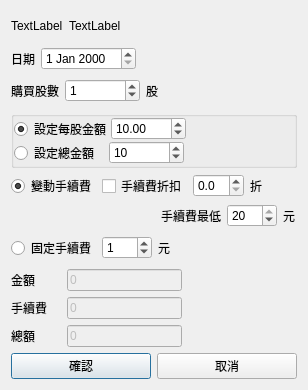
Old version of the form QtStockRegularTradingEditDialog.ui in the repository foxking0416/PythonStockPrice.
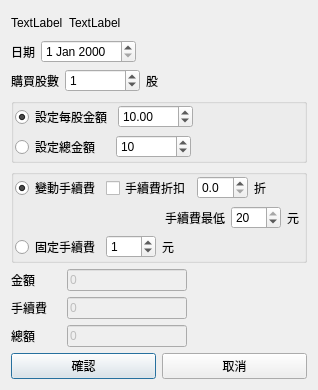
New version of the form.

Patch:
```diff
--- a/QtStockRegularTradingEditDialog.ui
+++ b/QtStockRegularTradingEditDialog.ui
@@ -6,7 +6,7 @@
    <rect>
     <x>0</x>
     <y>0</y>
-    <width>308</width>
+    <width>318</width>
     <height>390</height>
    </rect>
   </property>
@@ -18,7 +18,7 @@
   </property>
   <property name="minimumSize">
    <size>
-    <width>308</width>
+    <width>318</width>
     <height>390</height>
    </size>
   </property>
@@ -147,19 +147,19 @@
      </property>
      <layout class="QVBoxLayout" name="verticalLayout_2">
       <property name="spacing">
-       <number>0</number>
+       <number>6</number>
       </property>
       <property name="leftMargin">
-       <number>0</number>
+       <number>1</number>
       </property>
       <property name="topMargin">
-       <number>0</number>
+       <number>1</number>
       </property>
       <property name="rightMargin">
-       <number>0</number>
+       <number>1</number>
       </property>
       <property name="bottomMargin">
-       <number>0</number>
+       <number>1</number>
       </property>
       <item>
        <layout class="QHBoxLayout" name="horizontalLayout_3">
@@ -254,7 +254,23 @@
     </widget>
    </item>
    <item>
+    <widget class="QGroupBox" name="">
     <layout class="QVBoxLayout" name="verticalLayout_4">
+      <property name="spacing">
+       <number>6</number>
+      </property>
+      <property name="leftMargin">
+       <number>1</number>
+      </property>
+      <property name="topMargin">
+       <number>1</number>
+      </property>
+      <property name="rightMargin">
+       <number>1</number>
+      </property>
+      <property name="bottomMargin">
+       <number>1</number>
+      </property>
      <item>
       <layout class="QHBoxLayout" name="horizontalLayout_11">
        <item>
@@ -372,8 +388,6 @@
        </item>
       </layout>
      </item>
-    </layout>
-   </item>
    <item>
     <layout class="QHBoxLayout" name="horizontalLayout_9">
      <item>
@@ -420,6 +434,9 @@
       </spacer>
      </item>
     </layout>
+      </item>
+     </layout>
+    </widget>
    </item>
    <item>
     <layout class="QHBoxLayout" name="horizontalLayout_4">
```
Lines whose indentation alone changed are shown as unchanged.
